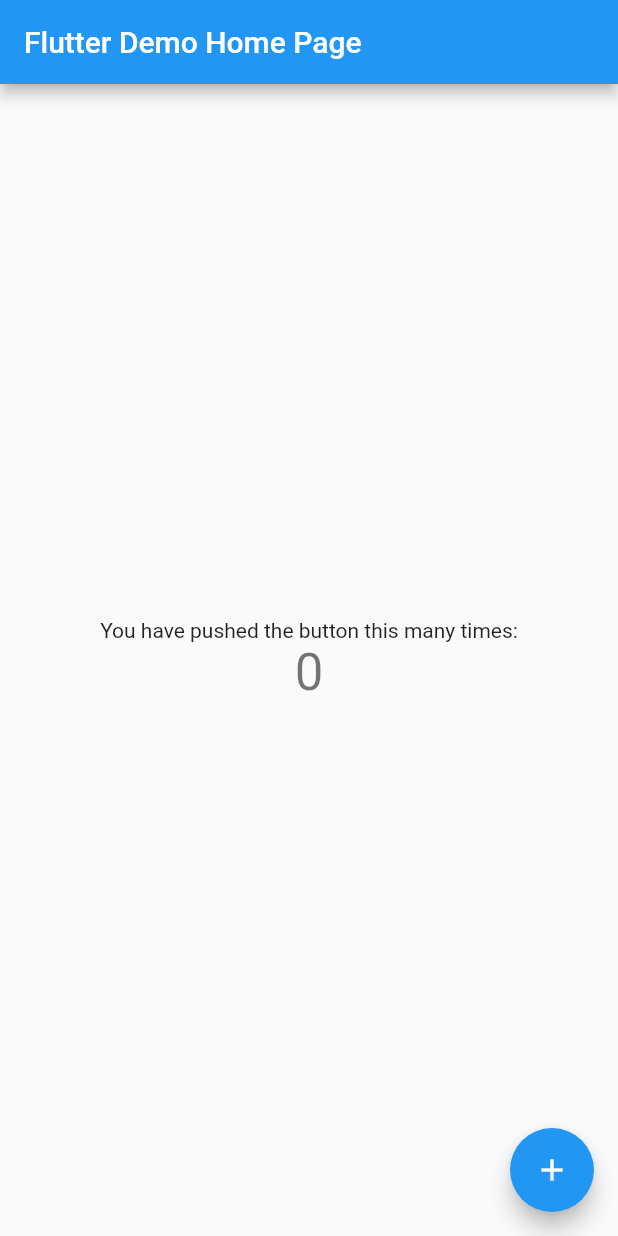
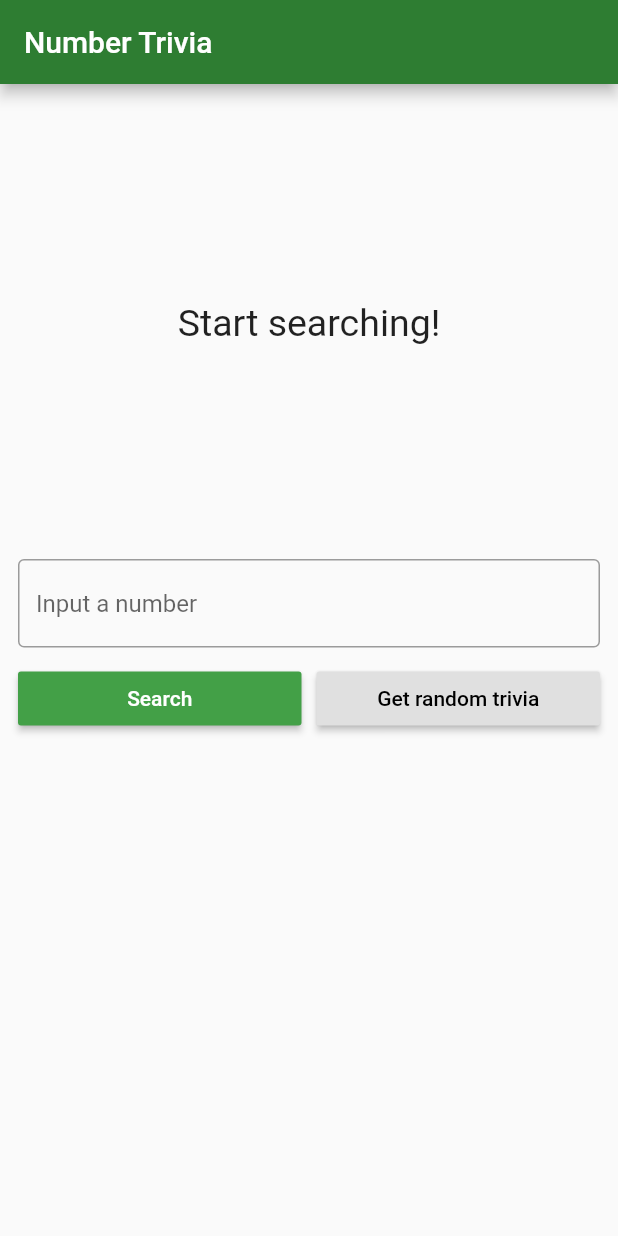
Before and after one commit to ivatar39/number_trivia, a Flutter app: the screen it shows after launch, on a phone screen of 412 x 824 dp. Run offline on Flutter 3.47's test engine with Material 2 defaults, Android fonts, the phone set to English and light mode, and no system bars; our stand-ins replace dartz, data_connection_checker, equatable, flutter_bloc, get_it, shared_preferences.

Commit message:
User Interface [Final]

```diff
--- /dev/null
+++ b/lib/features/number_trivia/presentation/pages/number_trivia_page.dart
@@ -0,0 +1,52 @@
+import 'package:flutter/material.dart';
+import 'package:flutter_bloc/flutter_bloc.dart';
+import 'package:flutter_number_trivia/features/number_trivia/presentation/bloc/bloc.dart';
+import 'package:flutter_number_trivia/injection_container.dart';
+import 'package:flutter_number_trivia/features/number_trivia/presentation/widgets/widgets.dart';
+
+class NumberTriviaPage extends StatelessWidget {
+  @override
+  Widget build(BuildContext context) {
+    return Scaffold(
+      appBar: AppBar(
+        title: Text('Number Trivia'),
+      ),
+      body: SingleChildScrollView(child: buildBody(context)),
+    );
+  }
+
+  BlocProvider<NumberTriviaBloc> buildBody(BuildContext context) {
+    return BlocProvider(
+      create: (_) => sl<NumberTriviaBloc>(),
+      child: Center(
+        child: Padding(
+          padding: const EdgeInsets.all(12.0),
+          child: Column(
+            children: <Widget>[
+              SizedBox(height: 10),
+              // Top half
+              BlocBuilder<NumberTriviaBloc, NumberTriviaState>(
+                // ignore: missing_return
+                builder: (context, state) {
+                  if (state is Empty) {
+                    return MessageDisplay(message: 'Start searching!');
+                  } else if (state is Error) {
+                    return MessageDisplay(message: state.message);
+                  } else if (state is Loading) {
+                    return LoadingWidget();
+                  } else if (state is Loaded) {
+                    return TriviaDisplay(trivia: state.numberTrivia);
+                  }
+                },
+              ),
+
+              SizedBox(height: 20),
+              // Bottom half
+              TriviaControls()
+            ],
+          ),
+        ),
+      ),
+    );
+  }
+}
--- /dev/null
+++ b/lib/features/number_trivia/presentation/widgets/message_display.dart
@@ -0,0 +1,22 @@
+import 'package:flutter/material.dart';
+
+class MessageDisplay extends StatelessWidget {
+  final String message;
+  const MessageDisplay({Key key, @required this.message}) : super(key: key);
+
+  @override
+  Widget build(BuildContext context) {
+    return Container(
+      height: MediaQuery.of(context).size.height / 3,
+      child: Center(
+        child: SingleChildScrollView(
+          child: Text(
+            message,
+            style: TextStyle(fontSize: 25),
+            textAlign: TextAlign.center,
+          ),
+        ),
+      ),
+    );
+  }
+}
--- /dev/null
+++ b/lib/features/number_trivia/presentation/widgets/trivia_controls.dart
@@ -0,0 +1,67 @@
+import 'package:flutter/material.dart';
+import 'package:flutter_bloc/flutter_bloc.dart';
+import 'package:flutter_number_trivia/features/number_trivia/presentation/bloc/bloc.dart';
+
+class TriviaControls extends StatefulWidget {
+  const TriviaControls({
+    Key key,
+  }) : super(key: key);
+
+  @override
+  _TriviaControlsState createState() => _TriviaControlsState();
+}
+
+class _TriviaControlsState extends State<TriviaControls> {
+  final controller = TextEditingController();
+  String inputStr;
+
+  @override
+  Widget build(BuildContext context) {
+    return Column(
+      children: <Widget>[
+        TextField(
+          controller: controller,
+          decoration: InputDecoration(
+            border: OutlineInputBorder(),
+            hintText: 'Input a number',
+          ),
+          keyboardType: TextInputType.number,
+          onChanged: (value) {
+            inputStr = value;
+          },
+          onSubmitted: (_) => dispatchConcrete(),
+        ),
+        SizedBox(height: 10),
+        Row(
+          children: <Widget>[
+            Expanded(
+                child: RaisedButton(
+              child: Text('Search'),
+              onPressed: dispatchConcrete,
+              color: Theme.of(context).accentColor,
+              textTheme: ButtonTextTheme.primary,
+            )),
+            SizedBox(width: 10),
+            Expanded(
+                child: RaisedButton(
+              child: Text('Get random trivia'),
+              onPressed: dispatchRandom,
+              textTheme: ButtonTextTheme.primary,
+            )),
+          ],
+        )
+      ],
+    );
+  }
+
+  void dispatchConcrete() {
+    controller.clear();
+    BlocProvider.of<NumberTriviaBloc>(context)
+        .add(GetTriviaForConcreteNumber(inputStr));
+  }
+
+  void dispatchRandom() {
+    controller.clear();
+    BlocProvider.of<NumberTriviaBloc>(context).add(GetTriviaForRandomNumber());
+  }
+}
--- /dev/null
+++ b/lib/features/number_trivia/presentation/widgets/widgets.dart
@@ -0,0 +1,4 @@
+export 'loading_widget.dart';
+export 'message_display.dart';
+export 'trivia_display.dart';
+export 'trivia_controls.dart';
--- a/lib/main.dart
+++ b/lib/main.dart
@@ -1,115 +1,23 @@
 import 'package:flutter/material.dart';
+import 'package:flutter_number_trivia/features/number_trivia/presentation/pages/number_trivia_page.dart';
 import 'injection_container.dart' as di;
 
 void main() async {
+  WidgetsFlutterBinding.ensureInitialized();
   await di.init();
   runApp(MyApp());
 }
 
 class MyApp extends StatelessWidget {
-  // This widget is the root of your application.
   @override
   Widget build(BuildContext context) {
     return MaterialApp(
-      title: 'Flutter Demo',
+      title: 'Number Trivia',
       theme: ThemeData(
-        // This is the theme of your application.
-        //
-        // Try running your application with "flutter run". You'll see the
-        // application has a blue toolbar. Then, without quitting the app, try
-        // changing the primarySwatch below to Colors.green and then invoke
-        // "hot reload" (press "r" in the console where you ran "flutter run",
-        // or simply save your changes to "hot reload" in a Flutter IDE).
-        // Notice that the counter didn't reset back to zero; the application
-        // is not restarted.
-        primarySwatch: Colors.blue,
+        primaryColor: Colors.green.shade800,
+        accentColor: Colors.green.shade600,
       ),
-      home: MyHomePage(title: 'Flutter Demo Home Page'),
+      home: NumberTriviaPage(),
     );
   }
 }
-
-class MyHomePage extends StatefulWidget {
-  MyHomePage({Key key, this.title}) : super(key: key);
-
-  // This widget is the home page of your application. It is stateful, meaning
-  // that it has a State object (defined below) that contains fields that affect
-  // how it looks.
-
-  // This class is the configuration for the state. It holds the values (in this
-  // case the title) provided by the parent (in this case the App widget) and
-  // used by the build method of the State. Fields in a Widget subclass are
-  // always marked "final".
-
-  final String title;
-
-  @override
-  _MyHomePageState createState() => _MyHomePageState();
-}
-
-class _MyHomePageState extends State<MyHomePage> {
-  int _counter = 0;
-
-  void _incrementCounter() {
-    setState(() {
-      // This call to setState tells the Flutter framework that something has
-      // changed in this State, which causes it to rerun the build method below
-      // so that the display can reflect the updated values. If we changed
-      // _counter without calling setState(), then the build method would not be
-      // called again, and so nothing would appear to happen.
-      _counter++;
-    });
-  }
-
-  @override
-  Widget build(BuildContext context) {
-    // This method is rerun every time setState is called, for instance as done
-    // by the _incrementCounter method above.
-    //
-    // The Flutter framework has been optimized to make rerunning build methods
-    // fast, so that you can just rebuild anything that needs updating rather
-    // than having to individually change instances of widgets.
-    return Scaffold(
-      appBar: AppBar(
-        // Here we take the value from the MyHomePage object that was created by
-        // the App.build method, and use it to set our appbar title.
-        title: Text(widget.title),
-      ),
-      body: Center(
-        // Center is a layout widget. It takes a single child and positions it
-        // in the middle of the parent.
-        child: Column(
-          // Column is also a layout widget. It takes a list of children and
-          // arranges them vertically. By default, it sizes itself to fit its
-          // children horizontally, and tries to be as tall as its parent.
-          //
-          // Invoke "debug painting" (press "p" in the console, choose the
-          // "Toggle Debug Paint" action from the Flutter Inspector in Android
-          // Studio, or the "Toggle Debug Paint" command in Visual Studio Code)
-          // to see the wireframe for each widget.
-          //
-          // Column has various properties to control how it sizes itself and
-          // how it positions its children. Here we use mainAxisAlignment to
-          // center the children vertically; the main axis here is the vertical
-          // axis because Columns are vertical (the cross axis would be
-          // horizontal).
-          mainAxisAlignment: MainAxisAlignment.center,
-          children: <Widget>[
-            Text(
-              'You have pushed the button this many times:',
-            ),
-            Text(
-              '$_counter',
-              style: Theme.of(context).textTheme.display1,
-            ),
-          ],
-        ),
-      ),
-      floatingActionButton: FloatingActionButton(
-        onPressed: _incrementCounter,
-        tooltip: 'Increment',
-        child: Icon(Icons.add),
-      ), // This trailing comma makes auto-formatting nicer for build methods.
-    );
-  }
-}
```
Also changed, not shown: lib/features/number_trivia/presentation/widgets/loading_widget.dart (added, +13 -0 lines), lib/features/number_trivia/presentation/widgets/trivia_display.dart (added, +33 -0 lines).
